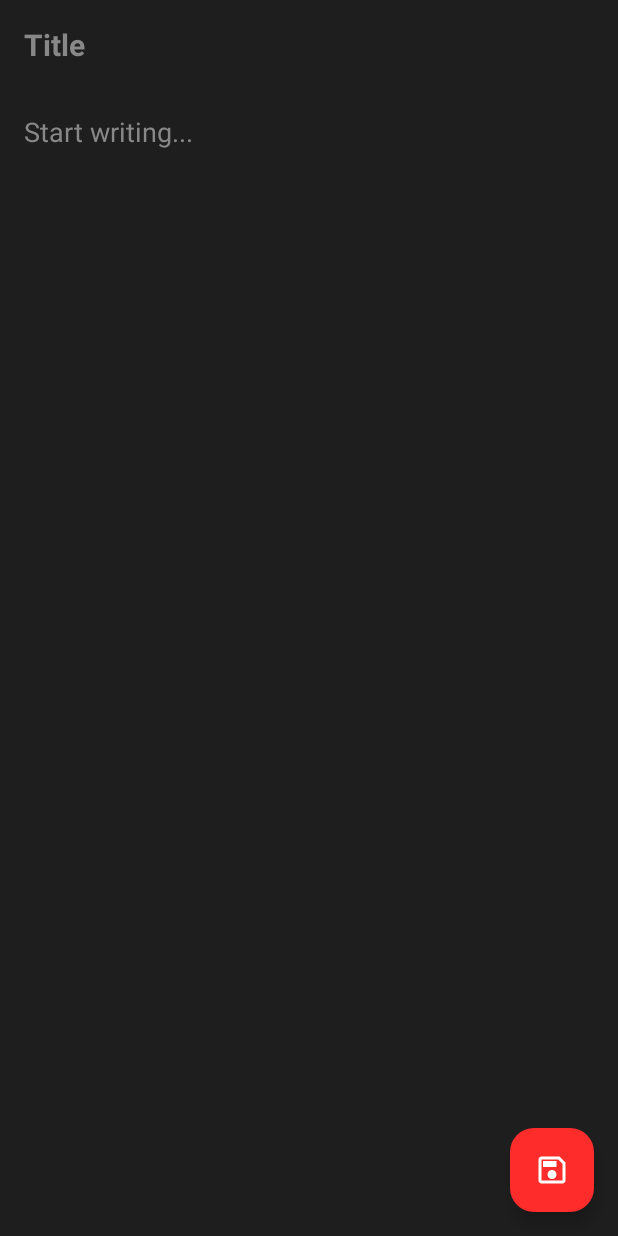
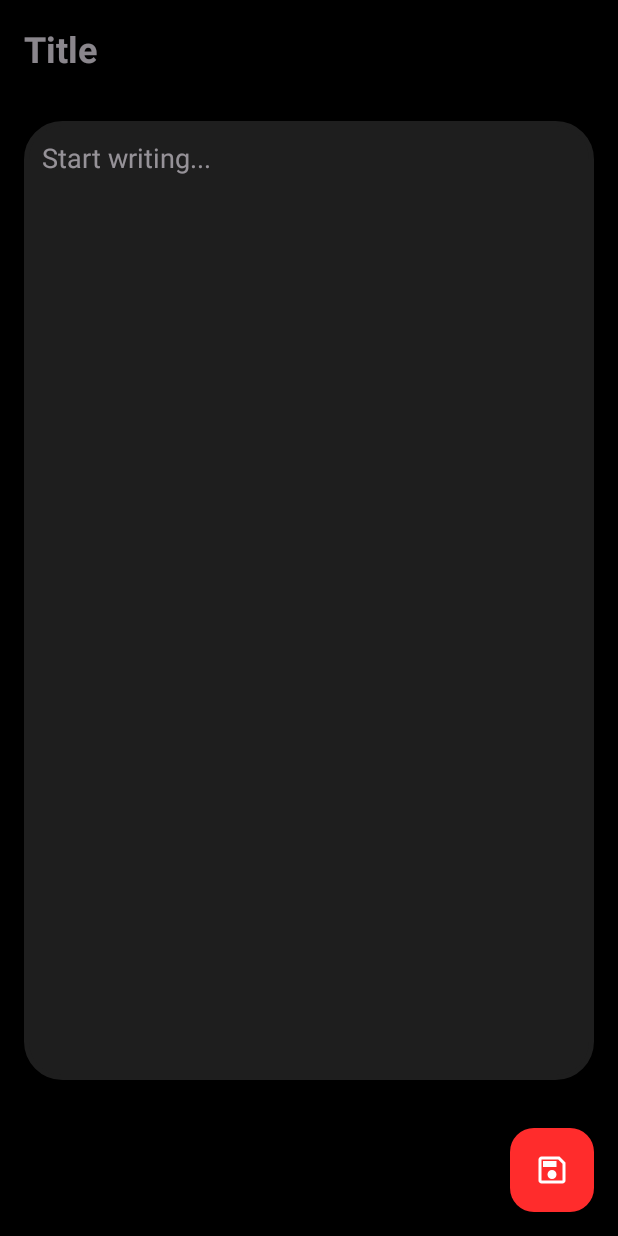
Before and after one commit to elliot654/Notepad, an Android app: the screen it shows after launch (NoteActivity), after a tap on an icon or button, on a phone screen of 412 x 824 dp. Run offline under Robolectric (Android 15) with nearby library versions, the phone set to English and light mode, and no system bars.

Commit message:
built a theme to remove hardcoded colours cleaned up savenote and onresume fixed bug where deleting a note made the adapter show incorrect order (refreshed the data before saving it)

```diff
--- a/app/build.gradle.kts
+++ b/app/build.gradle.kts
@@ -29,6 +29,9 @@ android {
         sourceCompatibility = JavaVersion.VERSION_11
         targetCompatibility = JavaVersion.VERSION_11
     }
+    buildFeatures {
+        viewBinding = true
+    }
 }
 
 dependencies {
@@ -38,6 +41,7 @@ dependencies {
     implementation(libs.activity)
     implementation(libs.constraintlayout)
     implementation(libs.androidx.constraintlayout)
+    implementation(libs.google.material)
     testImplementation(libs.junit)
     androidTestImplementation(libs.ext.junit)
     androidTestImplementation(libs.espresso.core)
--- a/app/src/main/java/com/example/notes/MainActivity.java
+++ b/app/src/main/java/com/example/notes/MainActivity.java
@@ -3,6 +3,8 @@ package com.example.notes;
 import static com.example.notes.FileController.read;
 import android.content.Intent;
 import android.os.Bundle;
+import android.util.Log;
+
 import androidx.appcompat.app.AppCompatActivity;
 import androidx.recyclerview.widget.LinearLayoutManager;
 import androidx.recyclerview.widget.RecyclerView;
@@ -11,15 +13,13 @@ import java.util.List;
 
 public class MainActivity extends AppCompatActivity {
     CustomAdapter adapter;
-    List<NoteObject> notes;
     @Override
     protected void onCreate(Bundle savedInstanceState) {
         super.onCreate(savedInstanceState);
         setContentView(R.layout.activity_main);
-        //data
+        //get file data on app start
         read(this);
-        notes = NoteManager.getInstance().getItemList();
-        //list
+        //build list
         RecyclerView listView = findViewById(R.id.note_list);
         adapter = new CustomAdapter(this);
         listView.setLayoutManager(new LinearLayoutManager(this));
@@ -31,4 +31,11 @@ public class MainActivity extends AppCompatActivity {
             this.startActivity(myIntent);
         });
     }
+    protected void onResume() {
+        super.onResume();
+        adapter.notifyDataSetChanged();
+        for (NoteObject note : NoteManager.getInstance().getItemList()) {
+            Log.d("NotesList", "Note title: " + note.content);
+        }
+    }
 }
--- a/app/src/main/res/drawable/fade_bottom.xml
+++ b/app/src/main/res/drawable/fade_bottom.xml
@@ -2,6 +2,6 @@
 <shape xmlns:android="http://schemas.android.com/apk/res/android">
     <gradient
         android:startColor="@android:color/transparent"
-        android:endColor="#1e1e1e"
+        android:endColor="#000000"
         android:angle="270" />
 </shape>
--- a/app/src/main/res/drawable/fade_top.xml
+++ b/app/src/main/res/drawable/fade_top.xml
@@ -2,6 +2,6 @@
 <shape xmlns:android="http://schemas.android.com/apk/res/android">
     <gradient
         android:startColor="@android:color/transparent"
-        android:endColor="#1e1e1e"
+        android:endColor="#000000"
         android:angle="90" />
 </shape>
--- a/app/src/main/res/drawable/rounded_corners.xml
+++ b/app/src/main/res/drawable/rounded_corners.xml
@@ -1,7 +1,7 @@
 <?xml version="1.0" encoding="utf-8"?>
 <shape xmlns:android="http://schemas.android.com/apk/res/android" >
 
-    <solid android:color="#2d2d30"/>
+    <solid android:color="?attr/colorSurface"/>
 
     <corners android:radius="24dp" />
 
@@ -12,5 +12,5 @@
         android:bottom="3dp"
     />
 
-    <stroke android:width="3dp" android:color="#2d2d30"/>
+    <stroke android:width="3dp" android:color="?attr/colorSurface"/>
 </shape>
--- a/app/src/main/res/layout/activity_note.xml
+++ b/app/src/main/res/layout/activity_note.xml
@@ -4,7 +4,6 @@
     xmlns:tools="http://schemas.android.com/tools"
     android:layout_width="match_parent"
     android:layout_height="match_parent"
-    android:background="#1e1e1e"
     android:fitsSystemWindows="true"
     tools:context=".MainActivity">
 
@@ -13,11 +12,10 @@
         android:layout_width="match_parent"
         android:layout_height="wrap_content"
         android:hint="Title"
-        android:textColor="#FFFFFF"
-        android:textColorHint="#888888"
+
         android:textStyle="bold"
         android:background="@android:color/transparent"
-        android:textSize="20sp"
+        android:textSize="24sp"
         android:layout_margin="16dp"/>
 
     <EditText
@@ -27,12 +25,11 @@
         android:layout_below="@id/note_title"
         android:layout_above="@+id/save_btn"
         android:hint="Start writing..."
-        android:textColor="#FFFFFF"
-        android:textColorHint="#888888"
-        android:background="@android:color/transparent"
+        android:background="@drawable/rounded_corners"
         android:gravity="top|start"
         android:inputType="textMultiLine"
         android:layout_margin="16dp"
+        android:padding="12dp"
         android:overScrollMode="always"
         android:scrollbars="vertical" />
 
@@ -42,8 +39,7 @@
         android:layout_height="wrap_content"
         android:layout_alignParentStart="true"
         android:layout_alignParentBottom="true"
-        android:layout_margin="16dp"
-        android:textColor="#888888"
+        android:layout_margin="32dp"
         android:textSize="12sp" />
 
     <com.google.android.material.floatingactionbutton.FloatingActionButton
@@ -53,7 +49,5 @@
         android:layout_alignParentBottom="true"
         android:layout_alignParentEnd="true"
         android:layout_margin="16dp"
-        android:src="@drawable/ic_save"
-        app:backgroundTint="#ff2c2c"
-        app:tint="#FFFFFF"/>
+        android:src="@drawable/ic_save" />
 </RelativeLayout>
--- a/app/src/main/res/values-night/themes.xml
+++ /dev/null
@@ -1,7 +0,0 @@
-<resources xmlns:tools="http://schemas.android.com/tools">
-    <!-- Base application theme. -->
-    <style name="Base.Theme.Notes" parent="Theme.Material3.DayNight.NoActionBar">
-        <!-- Customize your dark theme here. -->
-        <!-- <item name="colorPrimary">@color/my_dark_primary</item> -->
-    </style>
-</resources>
--- a/app/src/main/res/values/colors.xml
+++ /dev/null
@@ -1,5 +0,0 @@
-<?xml version="1.0" encoding="utf-8"?>
-<resources>
-    <color name="black">#FF000000</color>
-    <color name="white">#FFFFFFFF</color>
-</resources>
--- /dev/null
+++ b/app/src/main/res/values/theme.xml
@@ -0,0 +1,20 @@
+<?xml version="1.0" encoding="utf-8"?>
+<resources>
+    <style name="Theme.Notes" parent="Theme.Material3.Dark.NoActionBar">
+
+        <item name="colorPrimary">#ff2c2c</item>
+        <item name="colorOnPrimary">#FFFFFF</item>
+
+        <item name="colorPrimaryContainer">#ff2c2c</item>
+        <item name="colorOnPrimaryContainer">#ffffff</item>
+
+        <item name="android:windowBackground">#000000</item>
+        <item name="colorOnBackground">#ffffff</item>
+
+        <item name="colorSurface">#1e1e1e</item>
+        <item name="colorOnSurface">#ffffff</item>
+
+        <item name="android:editTextColor">?attr/colorOnSurface</item>
+        <item name="android:textColor">?attr/colorOnSurface</item>
+    </style>
+</resources>
--- a/app/src/main/res/values/themes.xml
+++ /dev/null
@@ -1,9 +0,0 @@
-<resources xmlns:tools="http://schemas.android.com/tools">
-    <!-- Base application theme. -->
-    <style name="Base.Theme.Notes" parent="Theme.Material3.DayNight.NoActionBar">
-        <!-- Customize your light theme here. -->
-        <!-- <item name="colorPrimary">@color/my_light_primary</item> -->
-    </style>
-
-    <style name="Theme.Notes" parent="Base.Theme.Notes" />
-</resources>
--- a/gradle/libs.versions.toml
+++ b/gradle/libs.versions.toml
@@ -8,6 +8,7 @@ material = "1.10.0"
 activity = "1.8.0"
 constraintlayout = "2.1.4"
 constraintlayoutVersion = "2.2.1"
+materialVersion = "1.13.0"
 
 [libraries]
 junit = { group = "junit", name = "junit", version.ref = "junit" }
@@ -18,6 +19,7 @@ material = { group = "com.google.android.material", name = "material", version.r
 activity = { group = "androidx.activity", name = "activity", version.ref = "activity" }
 constraintlayout = { group = "androidx.constraintlayout", name = "constraintlayout", version.ref = "constraintlayout" }
 androidx-constraintlayout = { group = "androidx.constraintlayout", name = "constraintlayout", version.ref = "constraintlayoutVersion" }
+google-material = { group = "com.google.android.material", name = "material", version.ref = "materialVersion" }
 
 [plugins]
 android-application = { id = "com.android.application", version.ref = "agp" }
```
Also changed, not shown: app/src/main/java/com/example/notes/CustomAdapter.java (+17 -22 lines), app/src/main/java/com/example/notes/NoteActivity.java (+6 -12 lines), app/src/main/res/layout/activity_main.xml (+3 -8 lines), app/src/main/res/layout/list_item.xml (+10 -7 lines).
